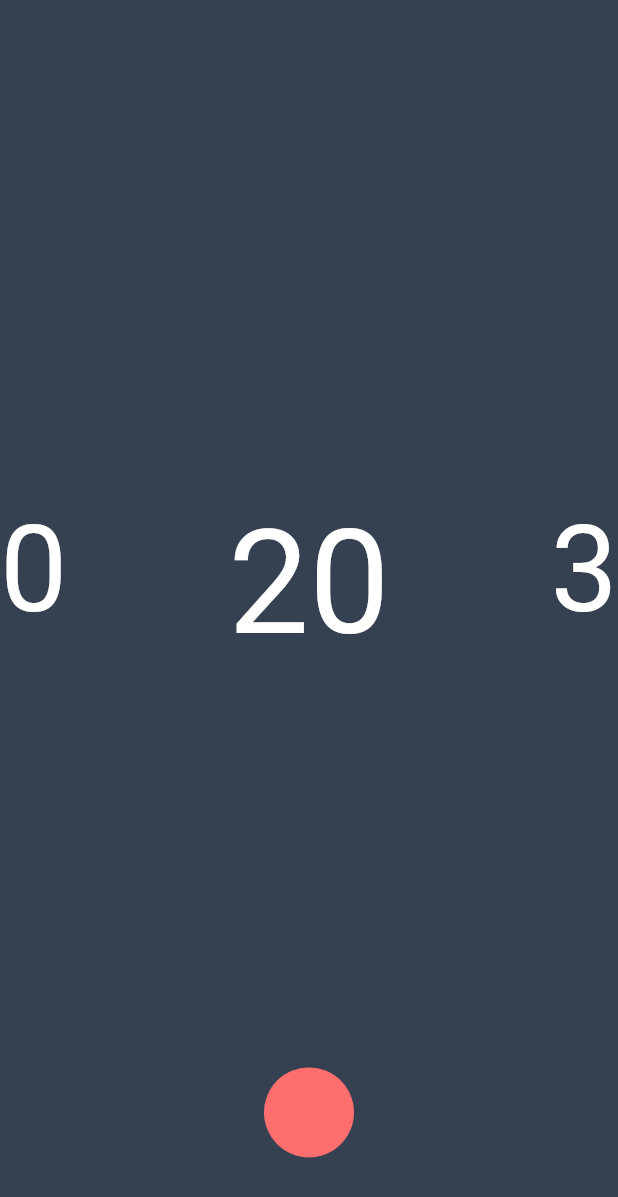
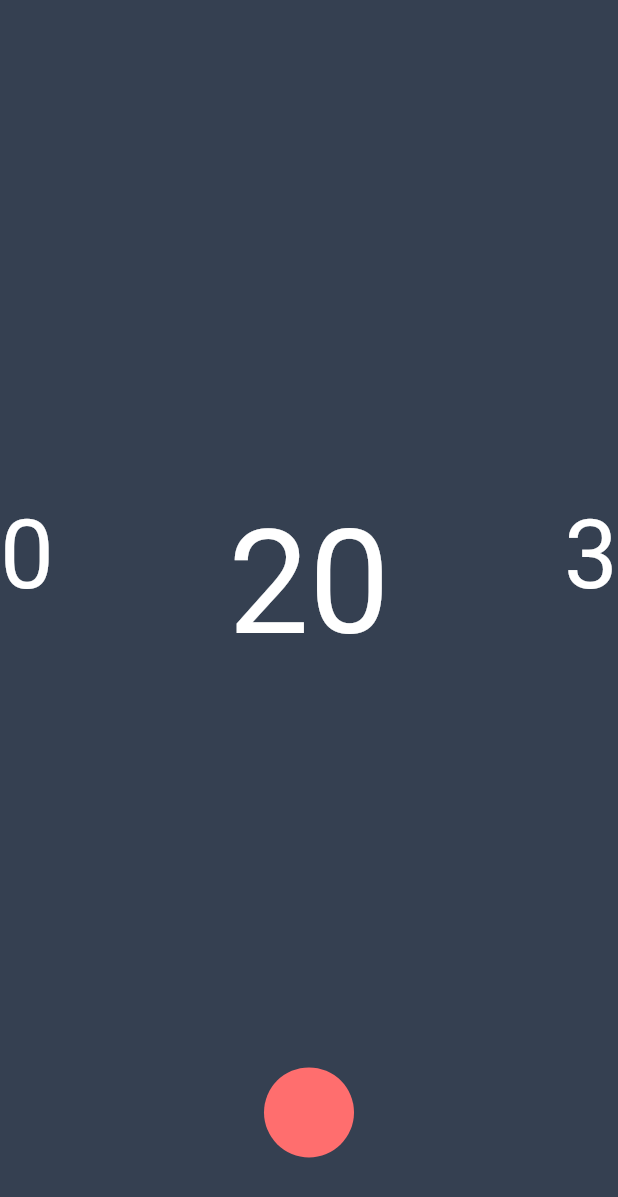
Before and after one commit to debbsefe/animated_timer, a Flutter app: the screen it shows after launch, on a phone screen of 412 x 824 dp. Shown: the top 1197 px of the screen. Run offline on Flutter 3.47's test engine with Material 2 defaults, Android fonts, the phone set to English and light mode, and no system bars.

Commit message:
update:reduce fontsize for unselected number

```diff
--- a/lib/custom_timer.dart
+++ b/lib/custom_timer.dart
@@ -25,7 +25,7 @@ class _CustomTimerState extends State<CustomTimer>
 
     ///create controller in the initstate
     _controller = AnimationController(
-      duration: Duration(seconds: (10).toInt()),
+      duration: Duration(seconds: (10)),
       vsync: this,
     );
 
@@ -232,7 +232,7 @@ class SlideItem extends StatelessWidget {
                     .toStringAsFixed(0),
             style: TextStyle(
                 fontSize: slideList[index].number != _provider.selectedNumber
-                    ? 80
+                    ? 64
                     : 96,
                 color: Colors.white),
           ),
```
